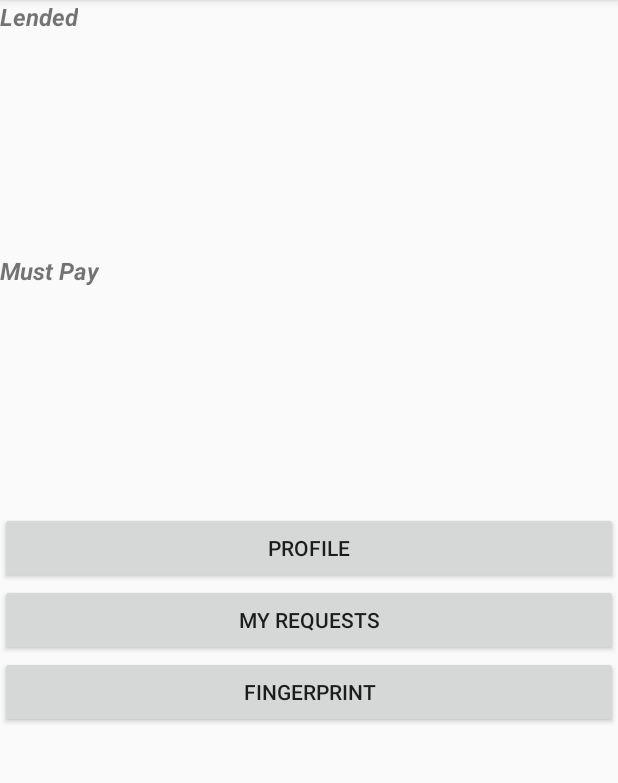
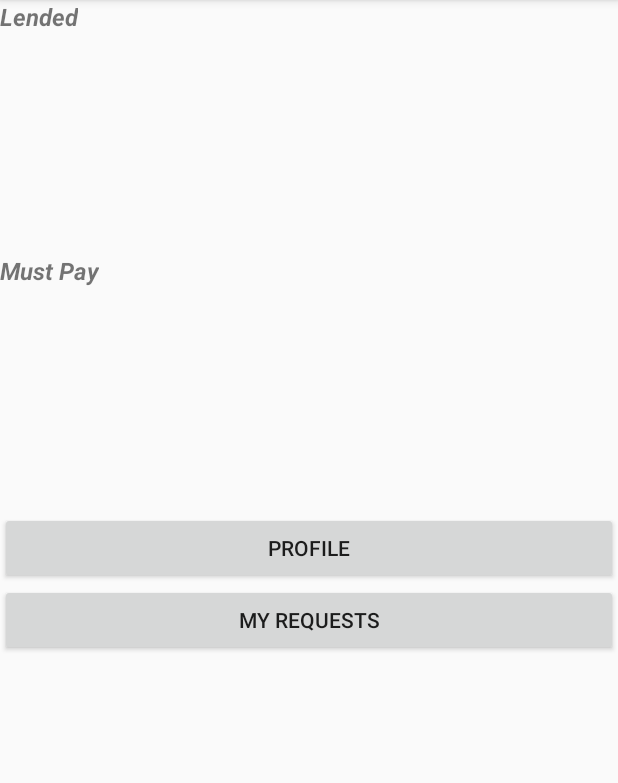
Before and after one commit to mmoshf17/MicroLendr1, an Android app: the MainActivity screen opened directly, with no data from a screen before it, on a phone screen of 412 x 824 dp, the part 84-867 px from its top. Run offline under Robolectric (Android 15) with nearby library versions, the phone set to English and light mode, and no system bars.

Commit message:
FingerPrint Added. Refactored Code.

```diff
--- a/app/src/main/java/com/example/mohib/microlendr/FingerPrint.java
+++ b/app/src/main/java/com/example/mohib/microlendr/FingerPrint.java
@@ -11,6 +11,7 @@ import android.support.v4.content.ContextCompat;
 import android.support.v7.app.AppCompatActivity;
 import android.view.View;
 import android.widget.Button;
+import android.widget.ImageView;
 import android.widget.TextView;
 
 public class FingerPrint extends AppCompatActivity {
@@ -27,7 +28,10 @@ public class FingerPrint extends AppCompatActivity {
         setContentView(R.layout.activity_fingerprint);
 
         textView = findViewById(R.id.txtFingerprintInfo);
+        ImageView imgView = findViewById(R.id.imgFingerprint);
         btnGotoLogin = findViewById(R.id.btnGotoLogin);
+
+        imgView.setImageResource(R.mipmap.pressfingerprint);
 
 
         // Check: Android version is greater or equal to Marshmallow
@@ -75,7 +79,7 @@ public class FingerPrint extends AppCompatActivity {
 
         else {
 
-            textView.setText("Please place your finger on the fingerprint scanner to login");
+            textView.setText("Use your finger to login");
 
 
 
--- a/app/src/main/java/com/example/mohib/microlendr/FingerprintHandler.java
+++ b/app/src/main/java/com/example/mohib/microlendr/FingerprintHandler.java
@@ -10,6 +10,7 @@ import android.os.CancellationSignal;
 import android.support.v4.content.ContextCompat;
 import android.widget.ImageView;
 import android.widget.TextView;
+import android.widget.Toast;
 
 @TargetApi ( Build.VERSION_CODES.M )
 class FingerprintHandler extends FingerprintManager.AuthenticationCallback{
@@ -72,6 +73,8 @@ class FingerprintHandler extends FingerprintManager.AuthenticationCallback{
             Intent intent4 = new Intent(context.getApplicationContext( ) , MainActivity.class);
             context.startActivity(intent4);
             ((Activity) context).finish();
+            Toast.makeText(context.getApplicationContext( ) , "\"Login Successful\"",
+                    Toast.LENGTH_LONG).show();
 
         }
 
--- a/app/src/main/java/com/example/mohib/microlendr/MainActivity.java
+++ b/app/src/main/java/com/example/mohib/microlendr/MainActivity.java
@@ -54,11 +54,7 @@ public class MainActivity extends AppCompatActivity {
 
     }
 
-    public void onClickFingerprint(View view){
 
-        Intent goToFingerPrintActivity = new Intent(getApplicationContext(), FingerPrint.class);
-        startActivity(goToFingerPrintActivity);
-    }
 
     private class GetLendedInfo extends ReadHttpTask {
         @Override
--- a/app/src/main/res/layout/activity_main.xml
+++ b/app/src/main/res/layout/activity_main.xml
@@ -67,8 +67,6 @@
 
 
 
-
-
     <Button
         android:id="@+id/btnTestProfile"
         android:layout_width="match_parent"
@@ -86,17 +84,5 @@
         android:text="My Requests"
         tools:ignore="OnClick" />
 
-    <Button
-        android:id="@+id/btnFingerprint"
-        android:layout_width="match_parent"
-        android:layout_height="wrap_content"
-        android:onClick="onClickFingerprint"
-        android:text="FingerPrint"
-        tools:ignore="OnClick" />
-
-
-
-
-
 
 </LinearLayout>
```
Also changed, not shown: app/src/main/pressfingerprint-web.png (added), app/src/main/res/mipmap-hdpi/pressfingerprint.png (added), app/src/main/res/mipmap-mdpi/pressfingerprint.png (added), app/src/main/res/mipmap-xhdpi/pressfingerprint.png (added), app/src/main/res/mipmap-xxhdpi/pressfingerprint.png (added), app/src/main/res/mipmap-xxxhdpi/pressfingerprint.png (added).
